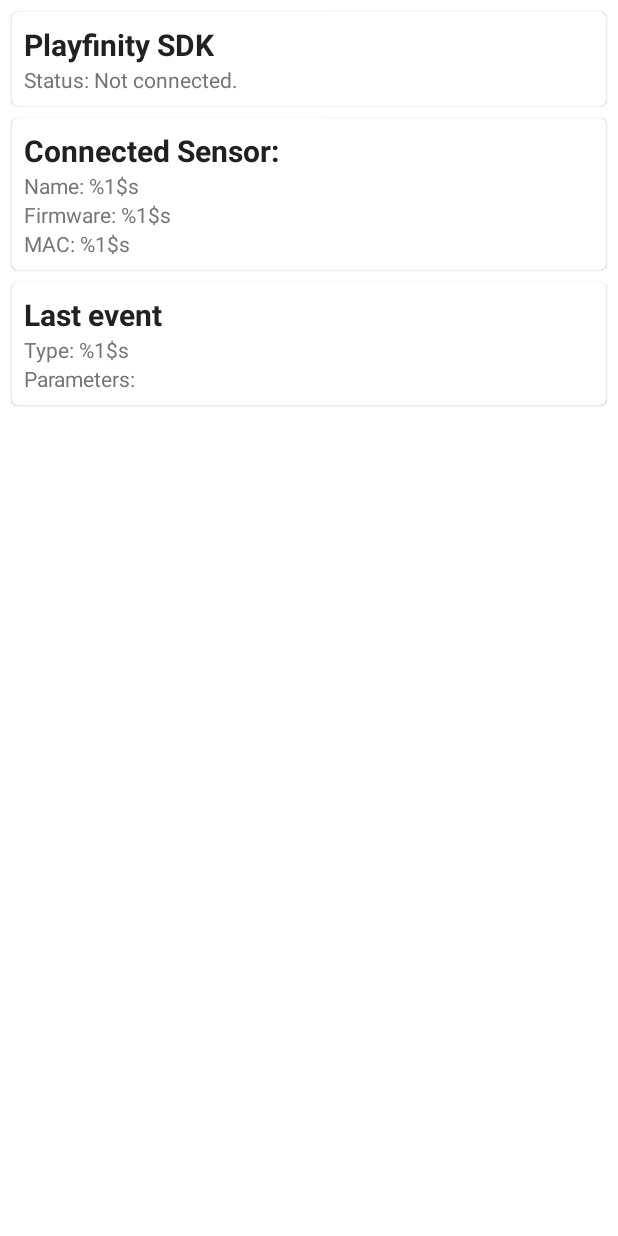
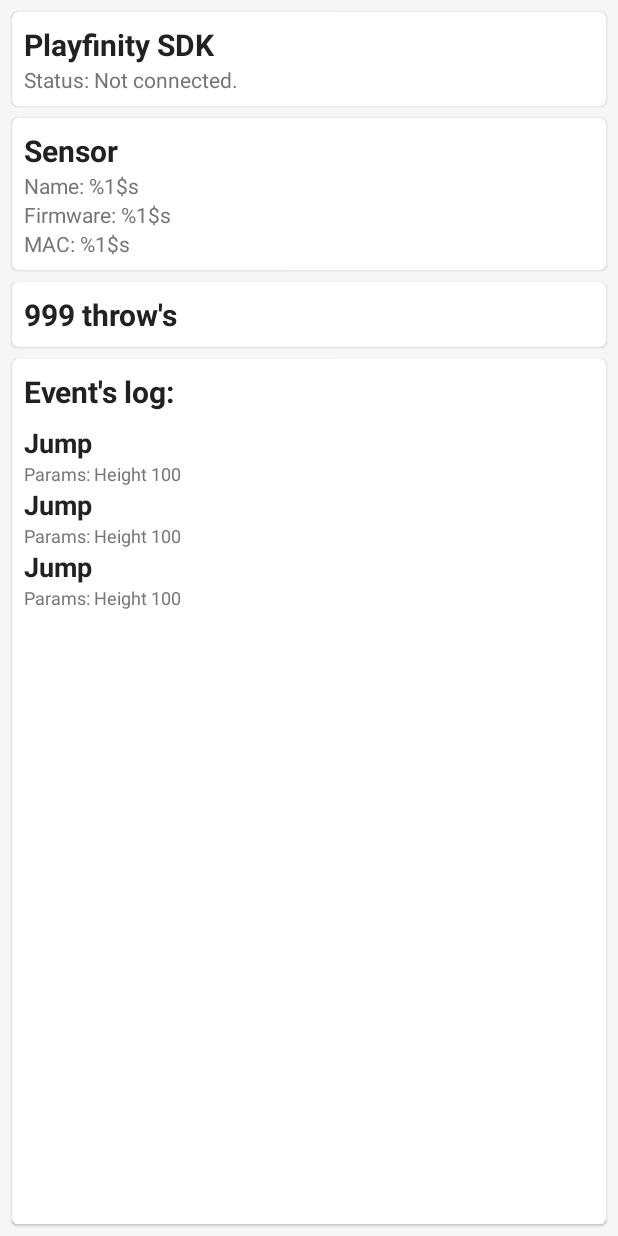
Before and after one commit to Playfinity/playfinity-starter-android, an Android app: the layout content_main.xml on its own in the app's theme, with its tools: preview values and no code run, on a phone screen of 412 x 824 dp. Run offline under Robolectric (Android 15) with nearby library versions, the phone set to English and light mode, and no system bars.

Commit message:
Simple ui.

```diff
--- /dev/null
+++ b/app/src/main/java/register/before/production/android/ui/adapter/EventLogEntry.kt
@@ -0,0 +1,4 @@
+package register.before.production.android.ui.adapter
+
+
+data class EventLogEntry(val name: String, val params: String)
--- a/app/src/main/res/layout/content_main.xml
+++ b/app/src/main/res/layout/content_main.xml
@@ -1,8 +1,10 @@
 <?xml version="1.0" encoding="utf-8"?>
 <androidx.constraintlayout.widget.ConstraintLayout xmlns:android="http://schemas.android.com/apk/res/android"
     xmlns:app="http://schemas.android.com/apk/res-auto"
+    xmlns:tools="http://schemas.android.com/tools"
     android:layout_width="match_parent"
     android:layout_height="match_parent"
+    android:background="#80eeeeee"
     app:layout_behavior="@string/appbar_scrolling_view_behavior">
 
     <!-- region Connection -->
@@ -99,10 +101,10 @@
 
     <!-- endregion -->
 
-    <!-- region Event -->
+    <!-- region Counter -->
 
     <com.google.android.material.card.MaterialCardView
-        android:id="@+id/eventCard"
+        android:id="@+id/counterCard"
         android:layout_width="match_parent"
         android:layout_height="wrap_content"
         android:layout_margin="8dp"
@@ -117,27 +119,13 @@
             android:padding="8dp">
 
             <com.google.android.material.textview.MaterialTextView
+                android:id="@+id/counterView"
                 android:layout_width="wrap_content"
                 android:layout_height="wrap_content"
-                android:text="@string/label_event"
                 android:textColor="@color/primaryText"
                 android:textSize="20sp"
-                android:textStyle="bold" />
-
-            <com.google.android.material.textview.MaterialTextView
-                android:id="@+id/lastEventTypeView"
-                android:layout_width="wrap_content"
-                android:layout_height="wrap_content"
-                android:text="@string/label_event_type"
-                android:textColor="@color/secondaryText"
-                android:textSize="14sp" />
-
-            <com.google.android.material.textview.MaterialTextView
-                android:layout_width="wrap_content"
-                android:layout_height="wrap_content"
-                android:text="@string/label_event_params"
-                android:textColor="@color/secondaryText"
-                android:textSize="14sp" />
+                android:textStyle="bold"
+                tools:text="999 throw's" />
 
         </androidx.appcompat.widget.LinearLayoutCompat>
 
@@ -145,4 +133,43 @@
 
     <!-- endregion -->
 
+    <!-- region Events -->
+
+    <com.google.android.material.card.MaterialCardView
+        android:id="@+id/eventCard"
+        android:layout_width="match_parent"
+        android:layout_height="0dp"
+        android:layout_margin="8dp"
+        app:layout_constraintBottom_toBottomOf="parent"
+        app:layout_constraintEnd_toEndOf="parent"
+        app:layout_constraintStart_toStartOf="parent"
+        app:layout_constraintTop_toBottomOf="@+id/counterCard">
+
+        <androidx.appcompat.widget.LinearLayoutCompat
+            android:layout_width="match_parent"
+            android:layout_height="match_parent"
+            android:orientation="vertical"
+            android:padding="8dp">
+
+            <com.google.android.material.textview.MaterialTextView
+                android:layout_width="wrap_content"
+                android:layout_height="wrap_content"
+                android:text="@string/event_log"
+                android:textColor="@color/primaryText"
+                android:textSize="20sp"
+                android:textStyle="bold" />
+
+            <androidx.recyclerview.widget.RecyclerView
+                android:id="@+id/eventLogList"
+                android:layout_marginTop="8dp"
+                android:layout_width="match_parent"
+                android:layout_height="match_parent"
+                app:layoutManager="androidx.recyclerview.widget.LinearLayoutManager"
+                tools:listitem="@layout/item_log" />
+
+        </androidx.appcompat.widget.LinearLayoutCompat>
+    </com.google.android.material.card.MaterialCardView>
+
+    <!-- endregion -->
+
 </androidx.constraintlayout.widget.ConstraintLayout>
--- /dev/null
+++ b/app/src/main/res/layout/item_log.xml
@@ -0,0 +1,26 @@
+<?xml version="1.0" encoding="utf-8"?>
+<androidx.appcompat.widget.LinearLayoutCompat xmlns:android="http://schemas.android.com/apk/res/android"
+    xmlns:tools="http://schemas.android.com/tools"
+    android:layout_width="match_parent"
+    android:layout_height="wrap_content"
+    android:orientation="vertical">
+
+    <com.google.android.material.textview.MaterialTextView
+        android:id="@+id/logEntryTitleView"
+        android:layout_width="wrap_content"
+        android:layout_height="wrap_content"
+        android:textColor="@color/primaryText"
+        android:textSize="18sp"
+        android:textStyle="bold"
+        tools:text="Jump" />
+
+    <com.google.android.material.textview.MaterialTextView
+        android:id="@+id/logEntryDescView"
+        android:layout_width="wrap_content"
+        android:layout_height="wrap_content"
+        android:text="@string/label_sdk_not_connected"
+        android:textColor="@color/secondaryText"
+        android:textSize="12sp"
+        tools:text="Params: Height 100" />
+
+</androidx.appcompat.widget.LinearLayoutCompat>
--- a/app/src/main/res/values/strings.xml
+++ b/app/src/main/res/values/strings.xml
@@ -6,20 +6,28 @@
 
     <string name="common_no">No</string>
     <string name="common_yes">Yes</string>
+    <string name="common_not_available">N\/A</string>
 
     <string name="label_sdk">Playfinity SDK</string>
     <string name="label_sdk_connected">Status: Connected</string>
     <string name="label_sdk_connecting">Status: Connecting…</string>
     <string name="label_sdk_not_connected">Status: Not connected.</string>
 
-    <string name="label_sensor">Connected Sensor:</string>
+    <string name="label_sensor">Sensor</string>
     <string name="label_sensor_name">Name: %1$s</string>
     <string name="label_sensor_firmware">Firmware: %1$s</string>
     <string name="label_sensor_mac">MAC: %1$s</string>
 
-    <string name="label_event">Last event</string>
+    <string name="label_event">Event</string>
     <string name="label_event_type">Type: %1$s</string>
     <string name="label_event_params">Parameters: </string>
+
+    <string name="label_counter">Counter: %1$s</string>
+    <string name="counter_throws">%1$d throw\'s</string>
+    <string name="counter_jumps">%1$d jump\'s</string>
+    <string name="counter_kicks">%1$d kick\'s</string>
+
+    <string name="event_log">Event\'s log:</string>
 
     <!-- endregion -->
 
```
Also changed, not shown: app/src/main/java/register/before/production/android/App.kt (+7 -1 lines), app/src/main/java/register/before/production/android/AppExecutors.kt (deleted, +0 -36 lines), app/src/main/java/register/before/production/android/ui/MainActivity.kt (+145 -11 lines), app/src/main/java/register/before/production/android/ui/adapter/EventLogAdapter.kt (added, +49 -0 lines).
